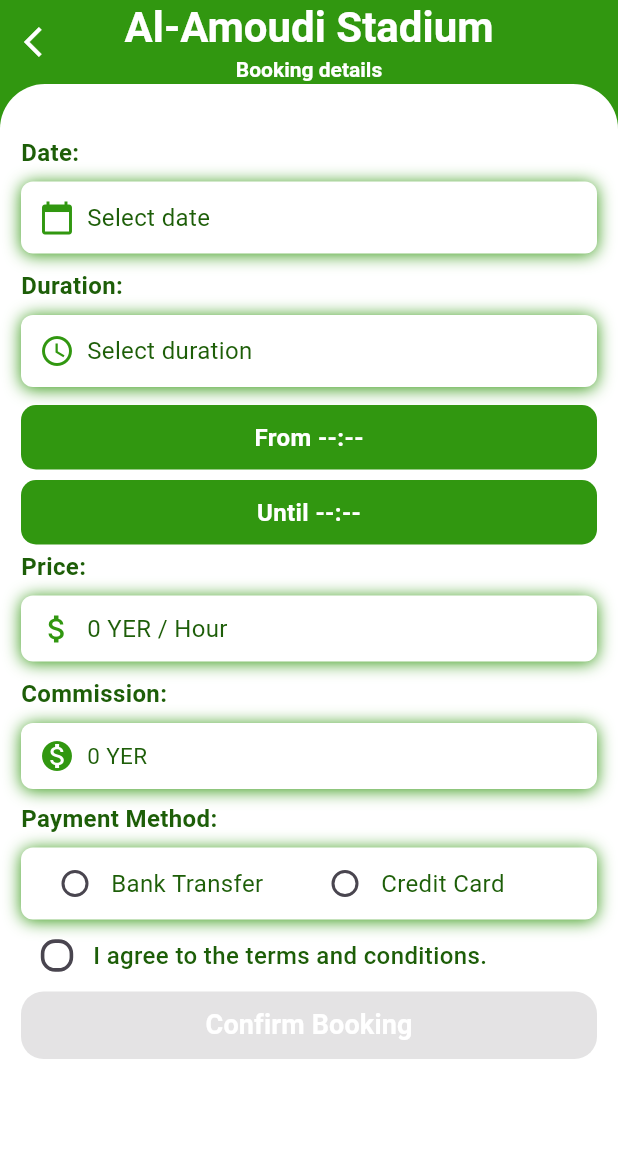
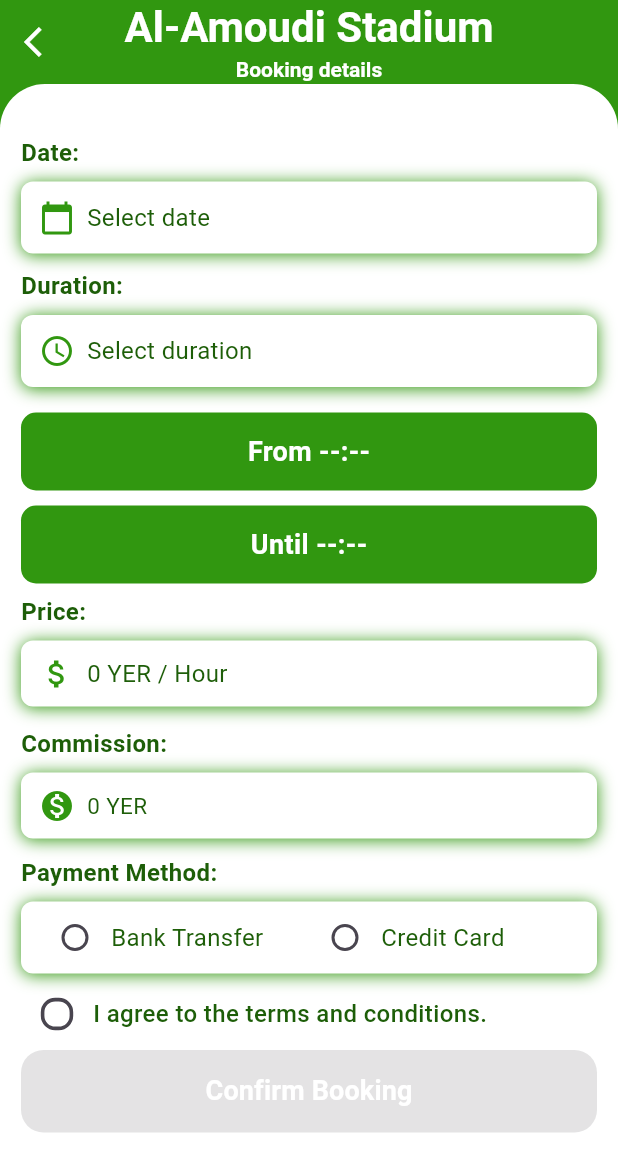
Before and after one commit to salemSS8/Booking-Stadium-App, a Flutter app: the DateTimeInputExample screen opened directly, on a phone screen of 412 x 824 dp. Shown: the top 1172 px of the screen. Run offline on Flutter 3.47's test engine with Material 3 defaults, Android fonts, the phone set to English and light mode, and no system bars; our stand-ins replace pinput.

Commit message:
update for booking

```diff
--- a/lib/screens/Booking/Booking.dart
+++ b/lib/screens/Booking/Booking.dart
@@ -342,7 +342,7 @@ class _DateTimeInputExampleState extends State<DateTimeInputExample> {
                 ),
               ),
 
-              const SizedBox(height: 12),
+              const SizedBox(height: 17),
 
               // فورم وقت البداية
               InkWell(
@@ -350,7 +350,7 @@ class _DateTimeInputExampleState extends State<DateTimeInputExample> {
                 child: Container(
                   padding: const EdgeInsets.symmetric(
                     horizontal: 12,
-                    vertical: 10,
+                    vertical: 13,
                   ),
                   decoration: BoxDecoration(
                     borderRadius: BorderRadius.circular(10),
@@ -362,7 +362,7 @@ class _DateTimeInputExampleState extends State<DateTimeInputExample> {
                         ? 'From --:--'
                         : 'From ${formatTime(_startTime!)}',
                     style: const TextStyle(
-                      fontSize: 16,
+                      fontSize: 18,
                       color: Colors.white,
                       fontWeight: FontWeight.bold,
                     ),
@@ -370,7 +370,7 @@ class _DateTimeInputExampleState extends State<DateTimeInputExample> {
                 ),
               ),
 
-              const SizedBox(height: 7),
+              const SizedBox(height: 10),
 
               // فورم وقت النهاية
               InkWell(
@@ -378,7 +378,7 @@ class _DateTimeInputExampleState extends State<DateTimeInputExample> {
                 child: Container(
                   padding: const EdgeInsets.symmetric(
                     horizontal: 12,
-                    vertical: 10,
+                    vertical: 13,
                   ),
                   decoration: BoxDecoration(
                     borderRadius: BorderRadius.circular(10),
@@ -390,7 +390,7 @@ class _DateTimeInputExampleState extends State<DateTimeInputExample> {
                         ? 'Until --:--'
                         : 'Until ${formatTime(_endTime!)}',
                     style: const TextStyle(
-                      fontSize: 16,
+                      fontSize: 18,
                       color: Colors.white,
                       fontWeight: FontWeight.bold,
                     ),
@@ -398,7 +398,7 @@ class _DateTimeInputExampleState extends State<DateTimeInputExample> {
                 ),
               ),
 
-              const SizedBox(height: 3),
+              const SizedBox(height: 7),
 
               // فورم السعر
               const Align(
@@ -448,7 +448,7 @@ class _DateTimeInputExampleState extends State<DateTimeInputExample> {
                 ),
               ),
 
-              const SizedBox(height: 10),
+              const SizedBox(height: 13),
 
               // فورم العمولة
               const Align(
@@ -498,7 +498,7 @@ class _DateTimeInputExampleState extends State<DateTimeInputExample> {
                 ),
               ),
 
-              const SizedBox(height: 8),
+              const SizedBox(height: 11),
 
               // فورم اختيار طريقة الدفع
               const Align(
@@ -585,7 +585,7 @@ class _DateTimeInputExampleState extends State<DateTimeInputExample> {
                 ),
               ),
 
-              const SizedBox(height: 0),
+              const SizedBox(height: 3),
 
               // نص الموافقة على الشروط ومربع الموافقة
               Row(
@@ -617,11 +617,12 @@ class _DateTimeInputExampleState extends State<DateTimeInputExample> {
                   ),
                 ],
               ),
+              // SizedBox(height: 15),
 
               // زر تأكيد الحجز
               SizedBox(
                 width: double.infinity,
-                height: 45,
+                height: 55,
                 child: ElevatedButton(
                   style: ElevatedButton.styleFrom(
                     backgroundColor: const Color(0xFF319710),
```
